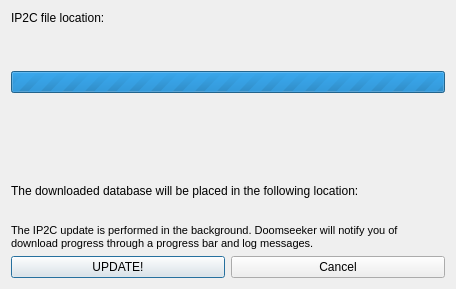
First picture: the form in src/core/gui/ip2cupdatebox.ui, repository DoomseekerTeam/Doomseeker, before the edit.
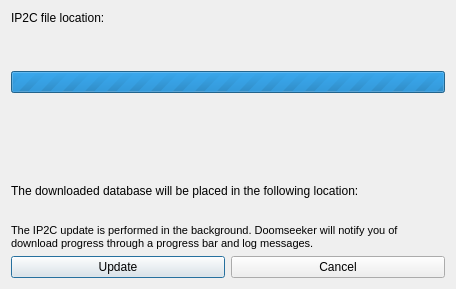
Second picture: the form after the edit. Icons and pictures are not drawn.

Commit message:
IP2C updater button names normalized and amended (#3676, #3731)
- Use natural capitalization for the Download and Update buttons;
  no reason to be exclamatory here - in this one and single place
  of the program. (#3676)

- Use the exact names of the buttons in the help tips. (#3731)

```diff
--- a/src/core/gui/ip2cupdatebox.ui
+++ b/src/core/gui/ip2cupdatebox.ui
@@ -266,7 +266,7 @@
      <item>
       <widget class="QPushButton" name="btnUpdate">
        <property name="text">
-        <string>UPDATE!</string>
+        <string>Update</string>
        </property>
       </widget>
      </item>
```
The commit also changes 4 other files.
